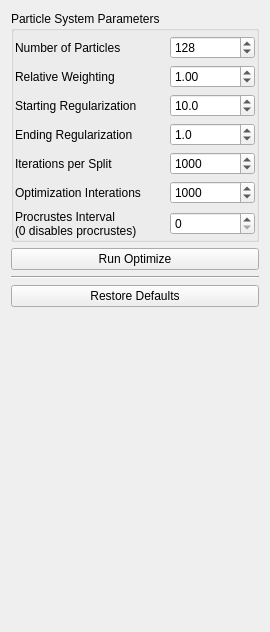
Above: Studio/src/Application/Optimize/OptimizeTool.ui from SCIInstitute/ShapeWorks before the change. Below: the same form after it.
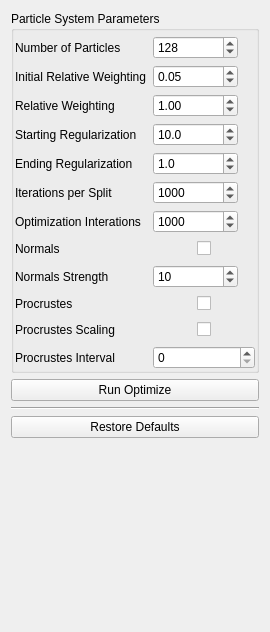
That is the form after the change.

Commit message: Adding new optimization options to layout.

What changed in the file:
```diff
--- a/Studio/src/Application/Optimize/OptimizeTool.ui
+++ b/Studio/src/Application/Optimize/OptimizeTool.ui
@@ -47,15 +47,85 @@
       <property name="bottomMargin">
        <number>1</number>
       </property>
-      <item row="4" column="0">
+      <item row="5" column="0">
        <widget class="QLabel" name="label_8">
         <property name="text">
          <string>Iterations per Split</string>
         </property>
        </widget>
       </item>
-      <item row="6" column="1">
-       <widget class="QSpinBox" name="procrustes_interval">
+      <item row="2" column="0">
+       <widget class="QLabel" name="label_4">
+        <property name="text">
+         <string>Relative Weighting</string>
+        </property>
+       </widget>
+      </item>
+      <item row="9" column="1">
+       <widget class="QWidget" name="widget_2" native="true">
+        <property name="maximumSize">
+         <size>
+          <width>16777215</width>
+          <height>20</height>
+         </size>
+        </property>
+        <layout class="QGridLayout" name="gridLayout_3">
+         <property name="leftMargin">
+          <number>0</number>
+         </property>
+         <property name="topMargin">
+          <number>0</number>
+         </property>
+         <property name="rightMargin">
+          <number>0</number>
+         </property>
+         <property name="bottomMargin">
+          <number>0</number>
+         </property>
+         <item row="0" column="1">
+          <widget class="QCheckBox" name="checkBox_2">
+           <property name="text">
+            <string/>
+           </property>
+          </widget>
+         </item>
+         <item row="0" column="0">
+          <spacer name="horizontalSpacer_3">
+           <property name="orientation">
+            <enum>Qt::Horizontal</enum>
+           </property>
+           <property name="sizeHint" stdset="0">
+            <size>
+             <width>40</width>
+             <height>20</height>
+            </size>
+           </property>
+          </spacer>
+         </item>
+         <item row="0" column="2">
+          <spacer name="horizontalSpacer_4">
+           <property name="orientation">
+            <enum>Qt::Horizontal</enum>
+           </property>
+           <property name="sizeHint" stdset="0">
+            <size>
+             <width>40</width>
+             <height>20</height>
+            </size>
+           </property>
+          </spacer>
+         </item>
+        </layout>
+       </widget>
+      </item>
+      <item row="0" column="1">
+       <widget class="QSpinBox" name="number_of_particles">
+        <property name="sizePolicy">
+         <sizepolicy hsizetype="Fixed" vsizetype="Fixed">
+          <horstretch>0</horstretch>
+          <verstretch>0</verstretch>
+         </sizepolicy>
+        </property>
         <property name="minimumSize">
          <size>
           <width>85</width>
@@ -63,15 +133,15 @@
          </size>
         </property>
         <property name="maximum">
-         <number>99</number>
+         <number>20000</number>
         </property>
         <property name="value">
-         <number>0</number>
+         <number>128</number>
         </property>
        </widget>
       </item>
-      <item row="1" column="1">
-       <widget class="QDoubleSpinBox" name="weight">
+      <item row="8" column="1">
+       <widget class="QSpinBox" name="normals_strength">
         <property name="sizePolicy">
          <sizepolicy hsizetype="Fixed" vsizetype="Fixed">
           <horstretch>0</horstretch>
@@ -90,13 +160,19 @@
           <height>16777215</height>
          </size>
         </property>
+        <property name="minimum">
+         <number>1</number>
+        </property>
+        <property name="maximum">
+         <number>99999</number>
+        </property>
         <property name="value">
-         <double>1.000000000000000</double>
+         <number>10</number>
         </property>
        </widget>
       </item>
       <item row="3" column="1">
-       <widget class="QDoubleSpinBox" name="ending_regularization">
+       <widget class="QDoubleSpinBox" name="starting_regularization">
         <property name="sizePolicy">
          <sizepolicy hsizetype="Fixed" vsizetype="Fixed">
           <horstretch>0</horstretch>
@@ -125,33 +201,175 @@
          <double>99999.000000000000000</double>
         </property>
         <property name="value">
-         <double>1.000000000000000</double>
-        </property>
-       </widget>
-      </item>
-      <item row="5" column="0">
-       <widget class="QLabel" name="label_19">
-        <property name="text">
-         <string>Optimization Interations</string>
+         <double>10.000000000000000</double>
         </property>
        </widget>
       </item>
       <item row="3" column="0">
-       <widget class="QLabel" name="label_9">
-        <property name="text">
-         <string>Ending Regularization</string>
-        </property>
-       </widget>
-      </item>
-      <item row="2" column="0">
        <widget class="QLabel" name="label_10">
         <property name="text">
          <string>Starting Regularization</string>
         </property>
        </widget>
       </item>
+      <item row="1" column="0">
+       <widget class="QLabel" name="label_5">
+        <property name="text">
+         <string>Initial Relative Weighting</string>
+        </property>
+       </widget>
+      </item>
+      <item row="1" column="1">
+       <widget class="QDoubleSpinBox" name="initial_relative_weighting">
+        <property name="sizePolicy">
+         <sizepolicy hsizetype="Fixed" vsizetype="Fixed">
+          <horstretch>0</horstretch>
+          <verstretch>0</verstretch>
+         </sizepolicy>
+        </property>
+        <property name="minimumSize">
+         <size>
+          <width>85</width>
+          <height>0</height>
+         </size>
+        </property>
+        <property name="maximumSize">
+         <size>
+          <width>70</width>
+          <height>16777215</height>
+         </size>
+        </property>
+        <property name="value">
+         <double>0.050000000000000</double>
+        </property>
+       </widget>
+      </item>
+      <item row="8" column="0">
+       <widget class="QLabel" name="label_21">
+        <property name="text">
+         <string>Normals Strength</string>
+        </property>
+       </widget>
+      </item>
+      <item row="11" column="0">
+       <widget class="QLabel" name="label_11">
+        <property name="text">
+         <string>Procrustes Interval</string>
+        </property>
+       </widget>
+      </item>
+      <item row="7" column="0">
+       <widget class="QLabel" name="label_20">
+        <property name="text">
+         <string>Normals</string>
+        </property>
+       </widget>
+      </item>
+      <item row="4" column="0">
+       <widget class="QLabel" name="label_9">
+        <property name="text">
+         <string>Ending Regularization</string>
+        </property>
+       </widget>
+      </item>
       <item row="2" column="1">
-       <widget class="QDoubleSpinBox" name="starting_regularization">
+       <widget class="QDoubleSpinBox" name="weight">
+        <property name="sizePolicy">
+         <sizepolicy hsizetype="Fixed" vsizetype="Fixed">
+          <horstretch>0</horstretch>
+          <verstretch>0</verstretch>
+         </sizepolicy>
+        </property>
+        <property name="minimumSize">
+         <size>
+          <width>85</width>
+          <height>0</height>
+         </size>
+        </property>
+        <property name="maximumSize">
+         <size>
+          <width>70</width>
+          <height>16777215</height>
+         </size>
+        </property>
+        <property name="value">
+         <double>1.000000000000000</double>
+        </property>
+       </widget>
+      </item>
+      <item row="9" column="0">
+       <widget class="QLabel" name="label_22">
+        <property name="text">
+         <string>Procrustes</string>
+        </property>
+       </widget>
+      </item>
+      <item row="6" column="0">
+       <widget class="QLabel" name="label_19">
+        <property name="text">
+         <string>Optimization Interations</string>
+        </property>
+       </widget>
+      </item>
+      <item row="7" column="1">
+       <widget class="QWidget" name="widget" native="true">
+        <property name="maximumSize">
+         <size>
+          <width>16777215</width>
+          <height>20</height>
+         </size>
+        </property>
+        <layout class="QGridLayout" name="gridLayout_2">
+         <property name="leftMargin">
+          <number>0</number>
+         </property>
+         <property name="topMargin">
+          <number>0</number>
+         </property>
+         <property name="rightMargin">
+          <number>0</number>
+         </property>
+         <property name="bottomMargin">
+          <number>0</number>
+         </property>
+         <item row="0" column="1">
+          <widget class="QCheckBox" name="checkBox">
+           <property name="text">
+            <string/>
+           </property>
+          </widget>
+         </item>
+         <item row="0" column="0">
+          <spacer name="horizontalSpacer">
+           <property name="orientation">
+            <enum>Qt::Horizontal</enum>
+           </property>
+           <property name="sizeHint" stdset="0">
+            <size>
+             <width>40</width>
+             <height>20</height>
+            </size>
+           </property>
+          </spacer>
+         </item>
+         <item row="0" column="2">
+          <spacer name="horizontalSpacer_2">
+           <property name="orientation">
+            <enum>Qt::Horizontal</enum>
+           </property>
+           <property name="sizeHint" stdset="0">
+            <size>
+             <width>40</width>
+             <height>20</height>
+            </size>
+           </property>
+          </spacer>
+         </item>
+        </layout>
+       </widget>
+      </item>
+      <item row="4" column="1">
+       <widget class="QDoubleSpinBox" name="ending_regularization">
         <property name="sizePolicy">
          <sizepolicy hsizetype="Fixed" vsizetype="Fixed">
           <horstretch>0</horstretch>
@@ -180,38 +398,7 @@
          <double>99999.000000000000000</double>
         </property>
         <property name="value">
-         <double>10.000000000000000</double>
-        </property>
-       </widget>
-      </item>
-      <item row="5" column="1">
-       <widget class="QSpinBox" name="optimization_iterations">
-        <property name="sizePolicy">
-         <sizepolicy hsizetype="Fixed" vsizetype="Fixed">
-          <horstretch>0</horstretch>
-          <verstretch>0</verstretch>
-         </sizepolicy>
-        </property>
-        <property name="minimumSize">
-         <size>
-          <width>85</width>
-          <height>0</height>
-         </size>
-        </property>
-        <property name="maximumSize">
-         <size>
-          <width>70</width>
-          <height>16777215</height>
-         </size>
-        </property>
-        <property name="minimum">
-         <number>1</number>
-        </property>
-        <property name="maximum">
-         <number>99999</number>
-        </property>
-        <property name="value">
-         <number>1000</number>
+         <double>1.000000000000000</double>
         </property>
        </widget>
       </item>
@@ -222,7 +409,23 @@
         </property>
        </widget>
       </item>
-      <item row="4" column="1">
+      <item row="11" column="1">
+       <widget class="QSpinBox" name="procrustes_interval">
+        <property name="minimumSize">
+         <size>
+          <width>85</width>
+          <height>0</height>
+         </size>
+        </property>
+        <property name="maximum">
+         <number>99</number>
+        </property>
+        <property name="value">
+         <number>0</number>
+        </property>
+       </widget>
+      </item>
+      <item row="5" column="1">
        <widget class="QSpinBox" name="iterations">
         <property name="sizePolicy">
          <sizepolicy hsizetype="Fixed" vsizetype="Fixed">
@@ -253,8 +456,8 @@
         </property>
        </widget>
       </item>
-      <item row="0" column="1">
-       <widget class="QSpinBox" name="number_of_particles">
+      <item row="6" column="1">
+       <widget class="QSpinBox" name="optimization_iterations">
         <property name="sizePolicy">
          <sizepolicy hsizetype="Fixed" vsizetype="Fixed">
           <horstretch>0</horstretch>
@@ -277,26 +480,75 @@
          <number>1</number>
         </property>
         <property name="maximum">
-         <number>20000</number>
+         <number>99999</number>
         </property>
         <property name="value">
-         <number>128</number>
+         <number>1000</number>
         </property>
        </widget>
       </item>
-      <item row="6" column="0">
-       <widget class="QLabel" name="label_11">
+      <item row="10" column="0">
+       <widget class="QLabel" name="label_12">
         <property name="text">
-         <string>Procrustes Interval
-(0 disables procrustes)</string>
+         <string>Procrustes Scaling</string>
         </property>
        </widget>
       </item>
-      <item row="1" column="0">
-       <widget class="QLabel" name="label_4">
-        <property name="text">
-         <string>Relative Weighting</string>
+      <item row="10" column="1">
+       <widget class="QWidget" name="widget_3" native="true">
+        <property name="maximumSize">
+         <size>
+          <width>16777215</width>
+          <height>20</height>
+         </size>
         </property>
+        <layout class="QGridLayout" name="gridLayout_4">
+         <property name="leftMargin">
+          <number>0</number>
+         </property>
+         <property name="topMargin">
+          <number>0</number>
+         </property>
+         <property name="rightMargin">
+          <number>0</number>
+         </property>
+         <property name="bottomMargin">
+          <number>0</number>
+         </property>
+         <item row="0" column="1">
+          <widget class="QCheckBox" name="checkBox_3">
+           <property name="text">
+            <string/>
+           </property>
+          </widget>
+         </item>
+         <item row="0" column="0">
+          <spacer name="horizontalSpacer_5">
+           <property name="orientation">
+            <enum>Qt::Horizontal</enum>
+           </property>
+           <property name="sizeHint" stdset="0">
+            <size>
+             <width>40</width>
+             <height>20</height>
+            </size>
+           </property>
+          </spacer>
+         </item>
+         <item row="0" column="2">
+          <spacer name="horizontalSpacer_6">
+           <property name="orientation">
+            <enum>Qt::Horizontal</enum>
+           </property>
+           <property name="sizeHint" stdset="0">
+            <size>
+             <width>40</width>
+             <height>20</height>
+            </size>
+           </property>
+          </spacer>
+         </item>
+        </layout>
        </widget>
       </item>
      </layout>
```
Left out of the diff: 9 changed lines with no effect on the pictures.
